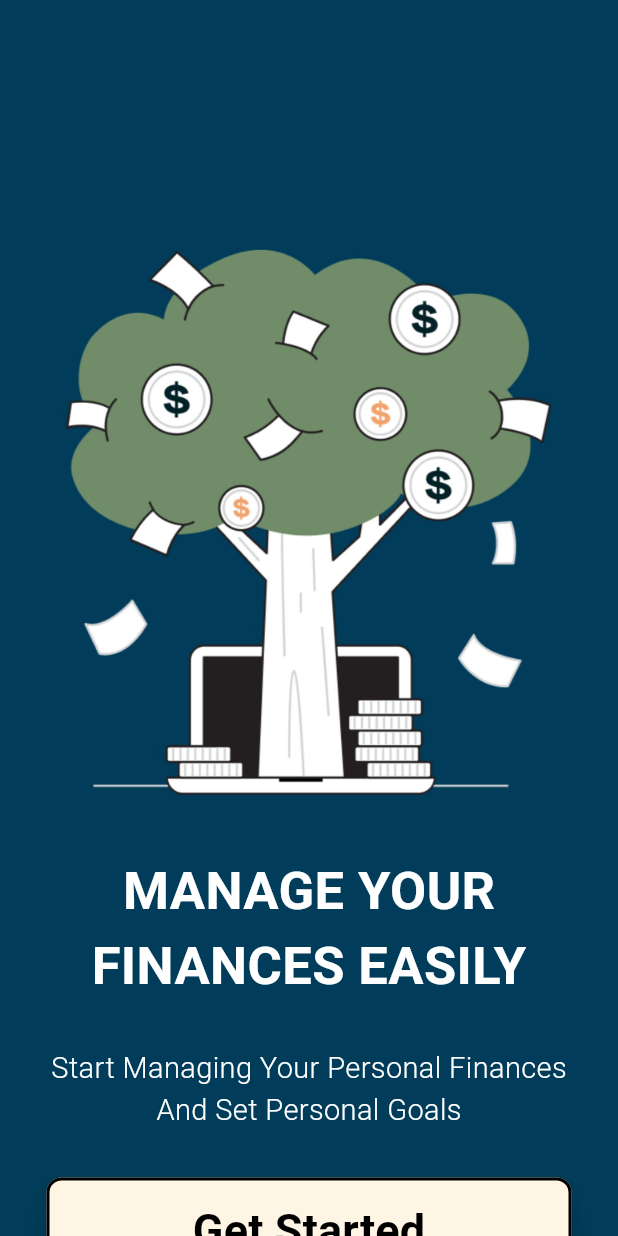
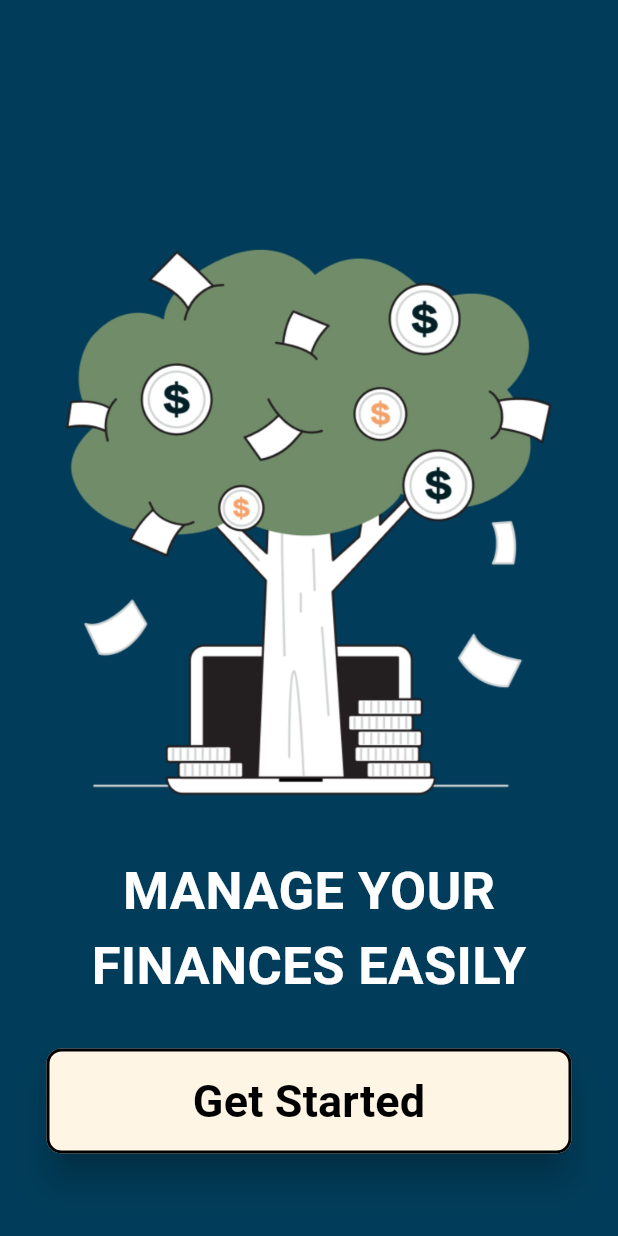
Before and after one commit to Kuroishin-beep/money_tree, a Flutter app: the screen it shows after launch, on a phone screen of 412 x 824 dp. Run offline on Flutter 3.47's test engine with Material 3 defaults, Android fonts, the phone set to English and light mode, and no system bars; our stand-ins replace pie_chart; Roboto replaces fonts that are missing (Inter Regular).

Commit message:
Updated Screens
- Add Transaction
- monthly financial report

```diff
--- a/lib/views/financial_report/monthlyFR_screen.dart
+++ b/lib/views/financial_report/monthlyFR_screen.dart
@@ -91,7 +91,6 @@ class _MonthlyReportState extends State<MonthlyReport> {
               padding: EdgeInsets.symmetric(horizontal: sw * 0.04, vertical: sw * 0.01),
               child: Column(
                 children: [
-                  SizedBox(height: sw * 0.2),
 
                   // CATEGORIES
                   Row(
--- a/lib/views/start_screens/get_started_screen.dart
+++ b/lib/views/start_screens/get_started_screen.dart
@@ -43,27 +43,6 @@ class GetStarted extends StatelessWidget {
 
               SizedBox(height: 30),
 
-              Text(
-                'Start Managing Your Personal Finances',
-                style: TextStyle(
-                    color: Colors.white,
-                    fontSize: fs * 0.047,
-                    fontFamily: 'Inter Regular',
-                    fontWeight: FontWeight.w300
-                ),
-              ),
-              Text(
-                'And Set Personal Goals',
-                style: TextStyle(
-                    color: Colors.white,
-                    fontSize: fs * 0.047,
-                    fontFamily: 'Inter Regular',
-                    fontWeight: FontWeight.w300
-                ),
-              ),
-
-              SizedBox(height: 30),
-
               ElevatedButton(
                   onPressed: () {
                     Navigator.push(
```
Also changed, not shown: lib/views/add_transaction/add_expenses_screen.dart (+8 -1 lines), lib/views/add_transaction/add_income_screen.dart (+8 -2 lines).
